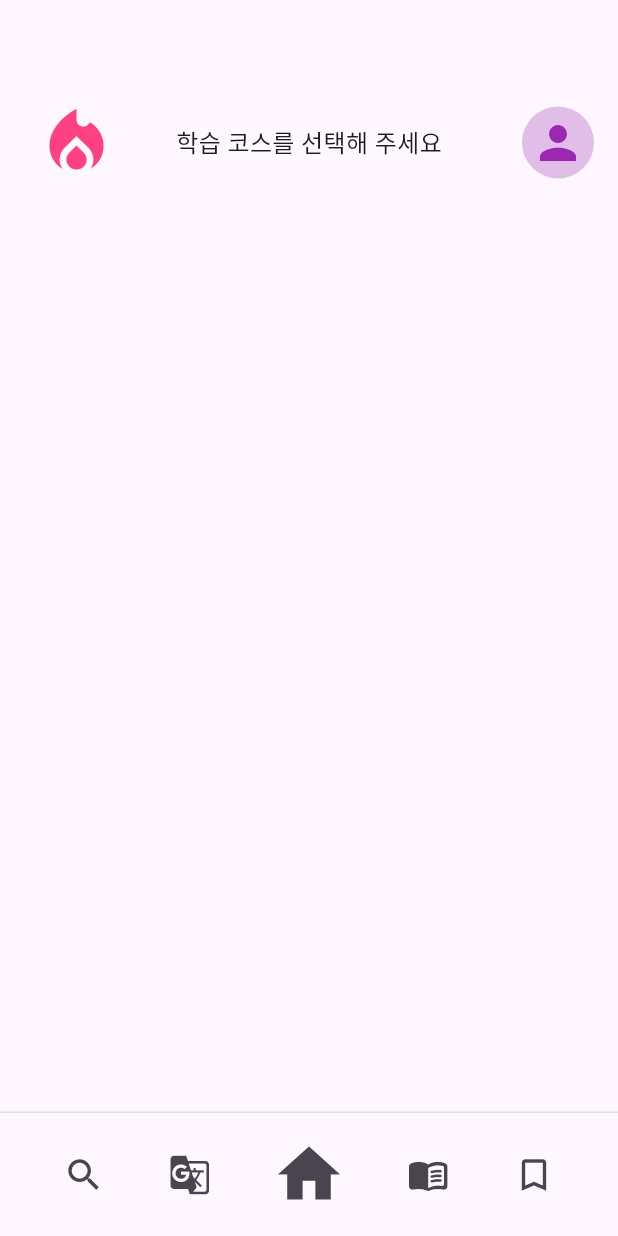
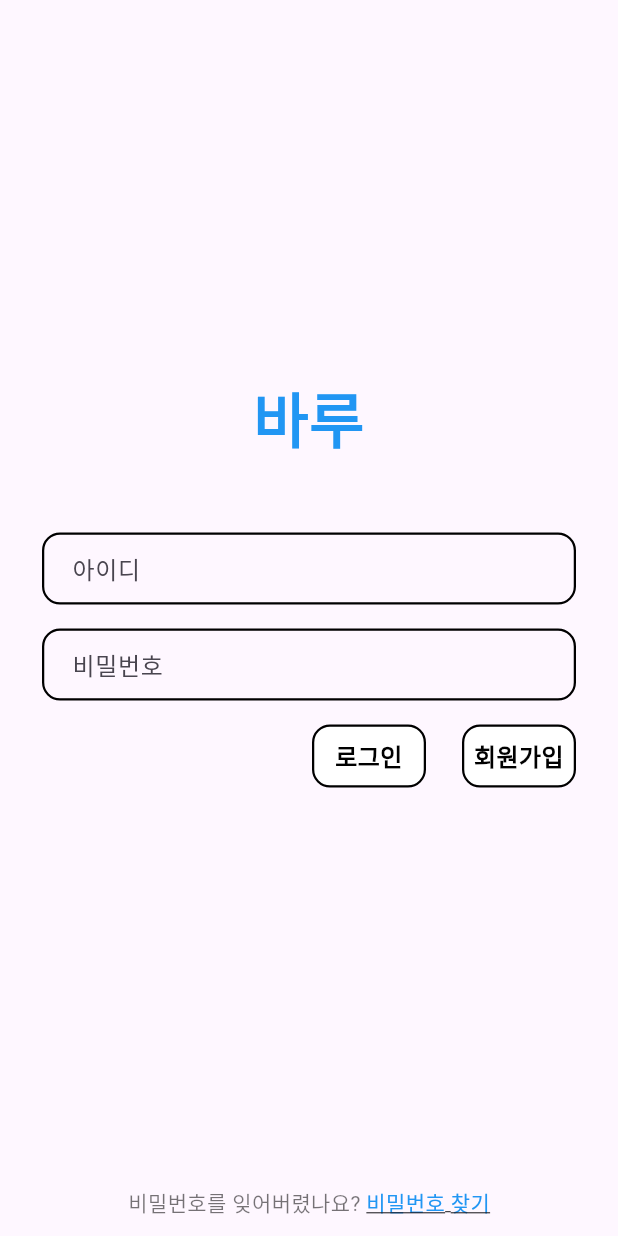
Before and after one commit to Jung-g/sign_language, a Flutter app: the screen it shows after launch, on a phone screen of 412 x 824 dp. Run offline on Flutter 3.47's test engine with Material 3 defaults, Android fonts, the phone set to English and light mode, and no system bars; our stand-ins replace table_calendar.

Commit message:
로그인, 회원가입, 비밀번호찾기 추가(찾기버튼 미완)

```diff
--- a/lib/main.dart
+++ b/lib/main.dart
@@ -1,5 +1,5 @@
 import 'package:flutter/material.dart';
-import 'package:sign_language/screen/home_screen.dart';
+import 'package:sign_language/screen/login_screen.dart';
 
 void main() => runApp(MyApp());
 
@@ -8,6 +8,6 @@ class MyApp extends StatelessWidget {
 
   @override
   Widget build(BuildContext context) {
-    return MaterialApp(home: HomeScreen());
+    return MaterialApp(home: LoginScreen());
   }
 }
--- a/lib/screen/bookmark_screen.dart
+++ b/lib/screen/bookmark_screen.dart
@@ -12,9 +12,8 @@ class _BookmarkScreenState extends State<BookmarkScreen> {
   @override
   Widget build(BuildContext context) {
     return Scaffold(
-      body: SafeArea(
-        child: Column(children: [const Spacer(), const BottomNavBar()]),
-      ),
+      body: SafeArea(child: Column(children: [])),
+      bottomNavigationBar: const BottomNavBar(),
     );
   }
 }
--- a/lib/screen/dictionary_screen.dart
+++ b/lib/screen/dictionary_screen.dart
@@ -178,11 +178,10 @@ class _DictionaryScreenState extends State<DictionaryScreen> {
                   selected = null;
                 }),
               ),
-
-            BottomNavBar(),
           ],
         ),
       ),
+      bottomNavigationBar: const BottomNavBar(),
     );
   }
 }
--- /dev/null
+++ b/lib/screen/login_screen.dart
@@ -0,0 +1,128 @@
+import 'package:flutter/material.dart';
+import 'package:sign_language/screen/home_screen.dart';
+import 'package:sign_language/widget/menu_button.dart';
+import 'package:sign_language/widget/textbox.dart';
+import 'package:sign_language/screen/insertuser_screen.dart';
+import 'package:sign_language/screen/passwordrecovery_screen.dart';
+
+class LoginScreen extends StatefulWidget {
+  const LoginScreen({super.key});
+
+  @override
+  State<LoginScreen> createState() => LoginScreenState();
+}
+
+class LoginScreenState extends State<LoginScreen> {
+  final TextEditingController idcontroller = TextEditingController();
+  final TextEditingController passwordcontrollder = TextEditingController();
+
+  @override
+  void dispose() {
+    idcontroller.dispose();
+    passwordcontrollder.dispose();
+    super.dispose();
+  }
+
+  @override
+  Widget build(BuildContext context) {
+    return Scaffold(
+      body: SafeArea(
+        child: Center(
+          child: SingleChildScrollView(
+            padding: EdgeInsets.symmetric(horizontal: 16, vertical: 8),
+            child: Column(
+              children: [
+                Text(
+                  '바루',
+                  style: TextStyle(
+                    fontSize: 40,
+                    fontWeight: FontWeight.w600,
+                    color: Colors.blue,
+                  ),
+                ),
+                SizedBox(height: 40),
+
+                Textbox(controller: idcontroller, hintText: '아이디'),
+                Textbox(
+                  controller: passwordcontrollder,
+                  hintText: '비밀번호',
+                  obscureText: true,
+                ),
+
+                Align(
+                  alignment: Alignment.centerRight,
+                  child: Row(
+                    mainAxisSize: MainAxisSize.min,
+                    children: [
+                      SizedBox(
+                        width: 100,
+                        child: MenuButton(
+                          text: '로그인',
+                          padding: EdgeInsets.symmetric(vertical: 8),
+                          onTap: () {
+                            Navigator.push(
+                              context,
+                              MaterialPageRoute(
+                                builder: (context) => HomeScreen(),
+                              ),
+                            );
+                          },
+                        ),
+                      ),
+
+                      SizedBox(
+                        width: 100,
+                        child: MenuButton(
+                          text: '회원가입',
+                          padding: EdgeInsets.symmetric(vertical: 8),
+                          onTap: () {
+                            Navigator.push(
+                              context,
+                              MaterialPageRoute(
+                                builder: (context) => InsertuserScreen(),
+                              ),
+                            );
+                          },
+                        ),
+                      ),
+                    ],
+                  ),
+                ),
+              ],
+            ),
+          ),
+        ),
+      ),
+      bottomNavigationBar: Padding(
+        padding: EdgeInsets.only(
+          bottom: MediaQuery.of(context).padding.bottom + 12,
+          top: 8,
+        ),
+        child: Row(
+          mainAxisAlignment: MainAxisAlignment.center,
+          children: [
+            Text(
+              '비밀번호를 잊어버렸나요? ',
+              style: TextStyle(fontSize: 14, color: Colors.black54),
+            ),
+            GestureDetector(
+              onTap: () {
+                Navigator.push(
+                  context,
+                  MaterialPageRoute(builder: (_) => PasswordRecoveryScreen()),
+                );
+              },
+              child: Text(
+                '비밀번호 찾기',
+                style: TextStyle(
+                  color: Colors.blue,
+                  decoration: TextDecoration.underline,
+                ),
+              ),
+            ),
+          ],
+        ),
+      ),
+    );
+  }
+}
--- a/lib/screen/studycource_screen.dart
+++ b/lib/screen/studycource_screen.dart
@@ -6,10 +6,10 @@ class StudycourceScreen extends StatefulWidget {
   const StudycourceScreen({super.key});
 
   @override
-  State<StudycourceScreen> createState() => _StudycourceScreenState();
+  State<StudycourceScreen> createState() => StudycourceScreenState();
 }
 
-class _StudycourceScreenState extends State<StudycourceScreen> {
+class StudycourceScreenState extends State<StudycourceScreen> {
   final ScrollController scrollController = ScrollController();
   final List<String> sampleWordList = [
     '한글 자음/모음',
--- a/lib/screen/translate_screen.dart
+++ b/lib/screen/translate_screen.dart
@@ -118,12 +118,10 @@ class _TranslateScreenState extends State<TranslateScreen> {
               },
               child: const Text('번역하기'),
             ),
-
-            const Spacer(),
-            BottomNavBar(),
           ],
         ),
       ),
+      bottomNavigationBar: const BottomNavBar(),
     );
   }
 }
--- a/lib/widget/menu_button.dart
+++ b/lib/widget/menu_button.dart
@@ -4,11 +4,13 @@ class MenuButton extends StatelessWidget {
   final String text;
   final VoidCallback onTap;
   final TextStyle? textStyle;
+  final EdgeInsetsGeometry padding;
 
   const MenuButton({
     super.key,
     required this.text,
     required this.onTap,
+    this.padding = const EdgeInsets.symmetric(vertical: 16),
     this.textStyle,
   });
 
@@ -21,7 +23,7 @@ class MenuButton extends StatelessWidget {
         borderRadius: BorderRadius.circular(12),
         child: Container(
           width: double.infinity,
-          padding: const EdgeInsets.symmetric(vertical: 16),
+          padding: padding,
           decoration: BoxDecoration(
             color: Colors.white,
             border: Border.all(color: Colors.black, width: 1.5),
--- /dev/null
+++ b/lib/widget/textbox.dart
@@ -0,0 +1,40 @@
+import 'package:flutter/material.dart';
+
+class Textbox extends StatelessWidget {
+  final TextEditingController controller;
+  final String hintText;
+  final bool obscureText;
+
+  const Textbox({
+    super.key,
+    required this.controller,
+    this.hintText = '',
+    this.obscureText = false,
+  });
+
+  @override
+  Widget build(BuildContext context) {
+    return Padding(
+      padding: EdgeInsets.symmetric(horizontal: 12, vertical: 8),
+      child: TextField(
+        controller: controller,
+        obscureText: obscureText,
+        decoration: InputDecoration(
+          hintText: hintText,
+          contentPadding: EdgeInsets.symmetric(horizontal: 16, vertical: 10),
+          enabledBorder: OutlineInputBorder(
+            borderRadius: BorderRadius.circular(12),
+            borderSide: BorderSide(color: Colors.black, width: 1.5),
+          ),
+          focusedErrorBorder: OutlineInputBorder(
+            borderRadius: BorderRadius.circular(12),
+            borderSide: BorderSide(
+              color: Theme.of(context).primaryColor,
+              width: 1.5,
+            ),
+          ),
+        ),
+      ),
+    );
+  }
+}
```
Also changed, not shown: lib/screen/insertuser_screen.dart (added, +93 -0 lines), lib/screen/passwordrecovery_screen.dart (added, +102 -0 lines), lib/screen/user_screen.dart (+12 -3 lines).
